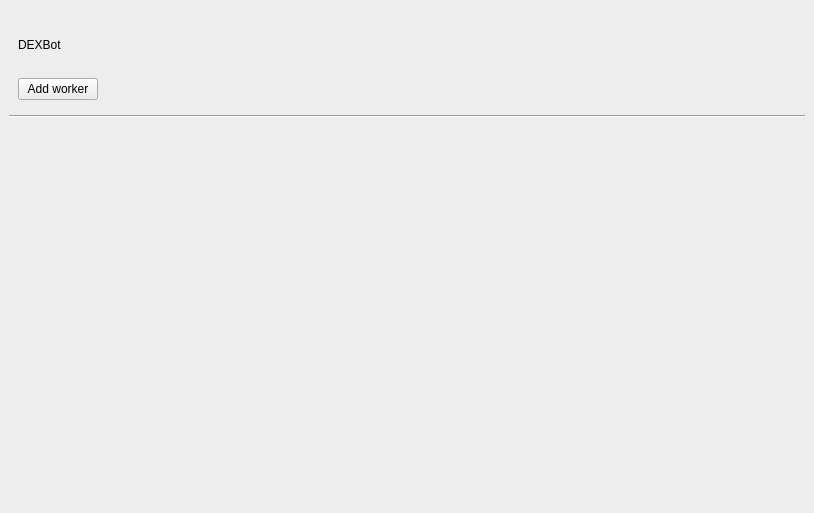
Old version of the form dexbot/views/ui/worker_list_window.ui in the repository xeroc/stakemachine.
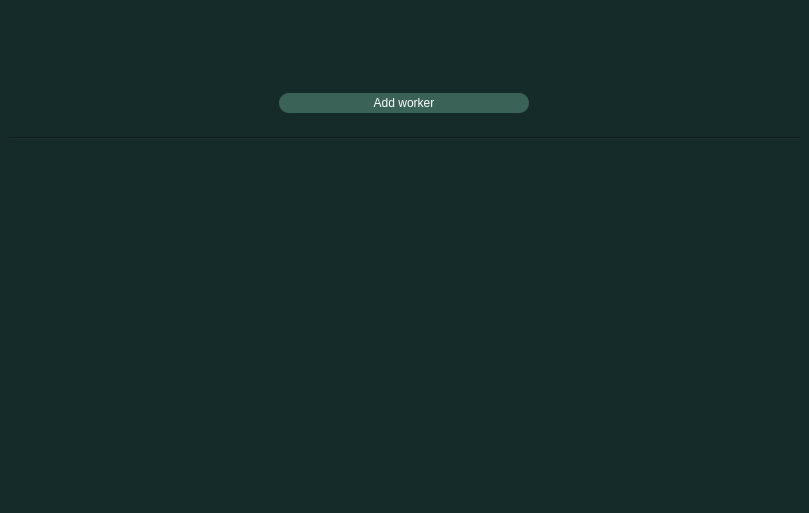
New version of the form. Icons and pictures are not drawn.

Commit message: New visuals for worker and worker list

What changed in the file:
```diff
--- a/dexbot/views/ui/worker_list_window.ui
+++ b/dexbot/views/ui/worker_list_window.ui
@@ -6,7 +6,7 @@
    <rect>
     <x>0</x>
     <y>0</y>
-    <width>814</width>
+    <width>809</width>
     <height>513</height>
    </rect>
   </property>
@@ -17,7 +17,14 @@
    <string>DEXBot</string>
   </property>
   <property name="styleSheet">
-   <string notr="true">background-color: #EDEDED</string>
+   <string notr="true">* {
+    background-color: #152B2A;
+}
+
+QScrollBar {
+    background-color: #ffffff;
+}
+</string>
   </property>
   <widget class="QWidget" name="centralwidget">
    <property name="autoFillBackground">
@@ -51,47 +58,83 @@
         <height>100</height>
        </size>
       </property>
-      <layout class="QGridLayout" name="gridLayout_4">
-       <item row="0" column="0">
-        <layout class="QHBoxLayout" name="horizontalLayout">
+      <layout class="QVBoxLayout" name="verticalLayout_2">
          <item>
-          <widget class="QLabel" name="label">
+        <widget class="QWidget" name="widget_2" native="true">
+         <property name="styleSheet">
+          <string notr="true"/>
+         </property>
+         <layout class="QVBoxLayout" name="verticalLayout_3">
+          <item alignment="Qt::AlignLeft">
+           <widget class="QLabel" name="label_2">
+            <property name="sizePolicy">
+             <sizepolicy hsizetype="Fixed" vsizetype="Fixed">
+              <horstretch>0</horstretch>
+              <verstretch>0</verstretch>
+             </sizepolicy>
+            </property>
+            <property name="minimumSize">
+             <size>
+              <width>0</width>
+              <height>60</height>
+             </size>
+            </property>
+            <property name="maximumSize">
+             <size>
+              <width>100</width>
+              <height>60</height>
+             </size>
+            </property>
            <property name="text">
-            <string>DEXBot</string>
+             <string/>
+            </property>
+            <property name="pixmap">
+             <pixmap resource="../../resources/icons.qrc">:/bot_widget/img/dexbot.png</pixmap>
+            </property>
+            <property name="scaledContents">
+             <bool>true</bool>
+            </property>
+            <property name="alignment">
+             <set>Qt::AlignCenter</set>
            </property>
           </widget>
          </item>
-        </layout>
-       </item>
-       <item row="1" column="0">
-        <layout class="QHBoxLayout" name="horizontalLayout_3">
-         <item>
+          <item alignment="Qt::AlignHCenter">
           <widget class="QPushButton" name="add_worker_button">
+            <property name="sizePolicy">
+             <sizepolicy hsizetype="Fixed" vsizetype="Fixed">
+              <horstretch>0</horstretch>
+              <verstretch>0</verstretch>
+             </sizepolicy>
+            </property>
+            <property name="minimumSize">
+             <size>
+              <width>100</width>
+              <height>0</height>
+             </size>
+            </property>
+            <property name="maximumSize">
+             <size>
+              <width>250</width>
+              <height>16777214</height>
+             </size>
+            </property>
            <property name="cursor">
             <cursorShape>PointingHandCursor</cursorShape>
            </property>
            <property name="toolTipDuration">
             <number>-1</number>
            </property>
+            <property name="styleSheet">
+             <string notr="true">border: 0px; background-color: #3A6257; width: 250px; height: 20px; border-radius: 10px; color: #ffffff;</string>
+            </property>
            <property name="text">
             <string>Add worker</string>
            </property>
           </widget>
          </item>
-         <item>
-          <spacer name="horizontalSpacer">
-           <property name="orientation">
-            <enum>Qt::Horizontal</enum>
-           </property>
-           <property name="sizeHint" stdset="0">
-            <size>
-             <width>40</width>
-             <height>20</height>
-            </size>
-           </property>
-          </spacer>
-         </item>
-        </layout>
+         </layout>
+        </widget>
        </item>
       </layout>
      </widget>
@@ -107,6 +150,9 @@
       <property name="autoFillBackground">
        <bool>false</bool>
       </property>
+      <property name="styleSheet">
+       <string notr="true"/>
+      </property>
       <property name="frameShape">
        <enum>QFrame::NoFrame</enum>
       </property>
@@ -125,14 +171,14 @@
       <widget class="QWidget" name="scrollAreaWidgetContents">
        <property name="geometry">
         <rect>
-         <x>389</x>
+         <x>0</x>
          <y>0</y>
-         <width>18</width>
+         <width>791</width>
          <height>18</height>
         </rect>
        </property>
        <property name="sizePolicy">
-        <sizepolicy hsizetype="Fixed" vsizetype="Fixed">
+        <sizepolicy hsizetype="Expanding" vsizetype="Fixed">
          <horstretch>0</horstretch>
          <verstretch>0</verstretch>
         </sizepolicy>
@@ -140,7 +186,10 @@
        <property name="toolTipDuration">
         <number>-7</number>
        </property>
-       <layout class="QVBoxLayout" name="verticalLayout"/>
+       <property name="styleSheet">
+        <string notr="true">color: white;</string>
+       </property>
+       <layout class="QGridLayout" name="verticalLayout"/>
       </widget>
      </widget>
     </item>
@@ -150,6 +199,9 @@
    <property name="cursor">
     <cursorShape>ArrowCursor</cursorShape>
    </property>
+   <property name="styleSheet">
+    <string notr="true">color: #fff;</string>
+   </property>
   </widget>
  </widget>
  <resources/>
```
Left out of the diff: 7 changed lines with no effect on the pictures. Lines whose indentation alone changed are shown as unchanged. The commit also changes 13 other files.
